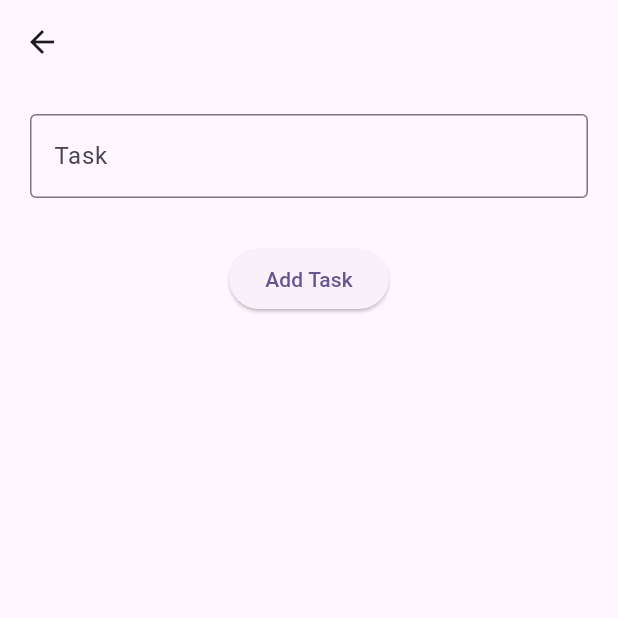
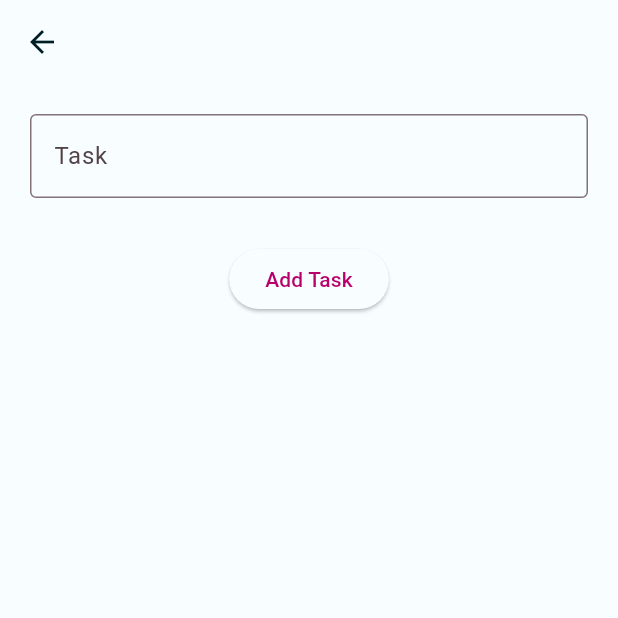
Before and after one commit to raguraman6066/hive_database_todo, a Flutter app: the screen it shows after launch, after a tap on the "add" icon, on a phone screen of 412 x 824 dp, the top half of it. Run offline on Flutter 3.47's test engine with Material 3 defaults, Android fonts, the phone set to English and light mode, and no system bars; our stand-ins replace hive, hive_flutter; accounts and stored records are empty.

Commit message:
theme setup completed

```diff
--- a/lib/main.dart
+++ b/lib/main.dart
@@ -3,6 +3,7 @@ import 'package:hive_database/todo_home.dart';
 import 'package:hive_database/todo_model.dart';
 import 'package:hive_flutter/adapters.dart';
 
+import 'color_schemes.g.dart';
 import 'home_screen.dart';
 
 void main() async {
@@ -14,21 +15,37 @@ void main() async {
   await Hive.openBox<Todo>('todo');
   //other hive box
   await Hive.openBox('demo');
-  runApp(const MyApp());
+  runApp(MyApp());
 }
 
-class MyApp extends StatelessWidget {
-  const MyApp({super.key});
+class MyApp extends StatefulWidget {
+  MyApp({super.key});
+
+  @override
+  State<MyApp> createState() => _MyAppState();
+}
+
+class _MyAppState extends State<MyApp> {
+  ThemeMode _currentThemeMode = ThemeMode.light;
 
   @override
   Widget build(BuildContext context) {
     return MaterialApp(
       title: 'Flutter Demo',
-      theme: ThemeData(
-        colorScheme: ColorScheme.fromSeed(seedColor: Colors.deepPurple),
-        useMaterial3: true,
+      theme: ThemeData(useMaterial3: true, colorScheme: lightColorScheme),
+      darkTheme: ThemeData(useMaterial3: true, colorScheme: darkColorScheme),
+      home: TodoHome(
+        toggleTheme: _toggleTheme,
       ),
-      home: TodoHome(),
+      themeMode: _currentThemeMode,
     );
   }
+
+  void _toggleTheme() {
+    setState(() {
+      _currentThemeMode = _currentThemeMode == ThemeMode.light
+          ? ThemeMode.dark
+          : ThemeMode.light;
+    });
+  }
 }
--- a/lib/todo_home.dart
+++ b/lib/todo_home.dart
@@ -1,17 +1,21 @@
 import 'package:flutter/material.dart';
 import 'package:hive/hive.dart';
 import 'package:hive_database/add_todo.dart';
+import 'package:hive_database/main.dart';
 import 'package:hive_database/todo_model.dart';
 import 'package:hive_flutter/adapters.dart';
 
 class TodoHome extends StatelessWidget {
-  TodoHome({Key? key}) : super(key: key);
+  TodoHome({Key? key, required this.toggleTheme}) : super(key: key);
   Box todoBox = Hive.box<Todo>('todo');
-
+  final VoidCallback toggleTheme;
   @override
   Widget build(BuildContext context) {
     return Scaffold(
-      appBar: AppBar(title: Text('Todo Hive')),
+      appBar: AppBar(
+        title: Text('Todo Hive'),
+        actions: [ElevatedButton(onPressed: toggleTheme, child: Text('Theme'))],
+      ),
       body: ValueListenableBuilder(
         valueListenable: todoBox.listenable(),
         //important Box box
```
Also changed, not shown: lib/color_schemes.g.dart (added), 1 other file.
